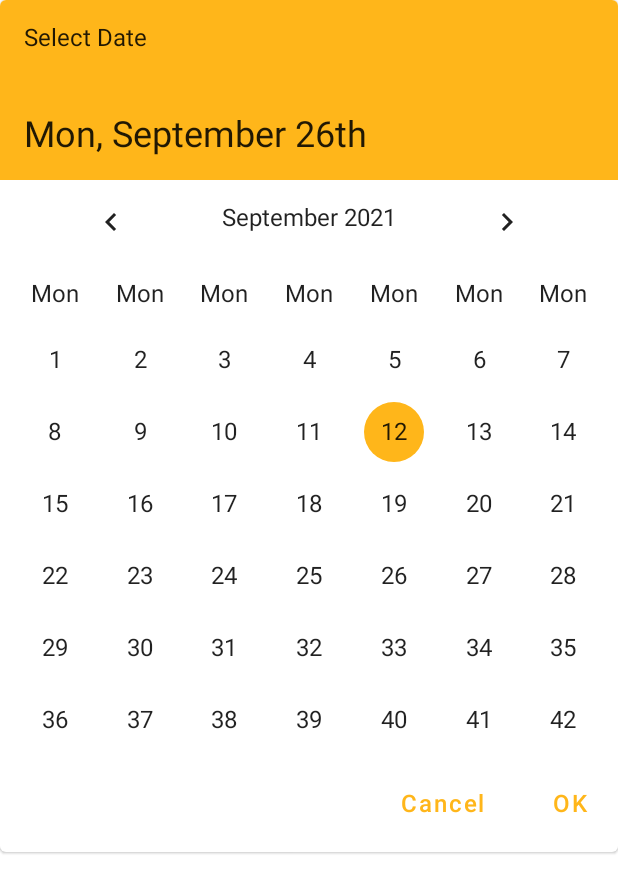
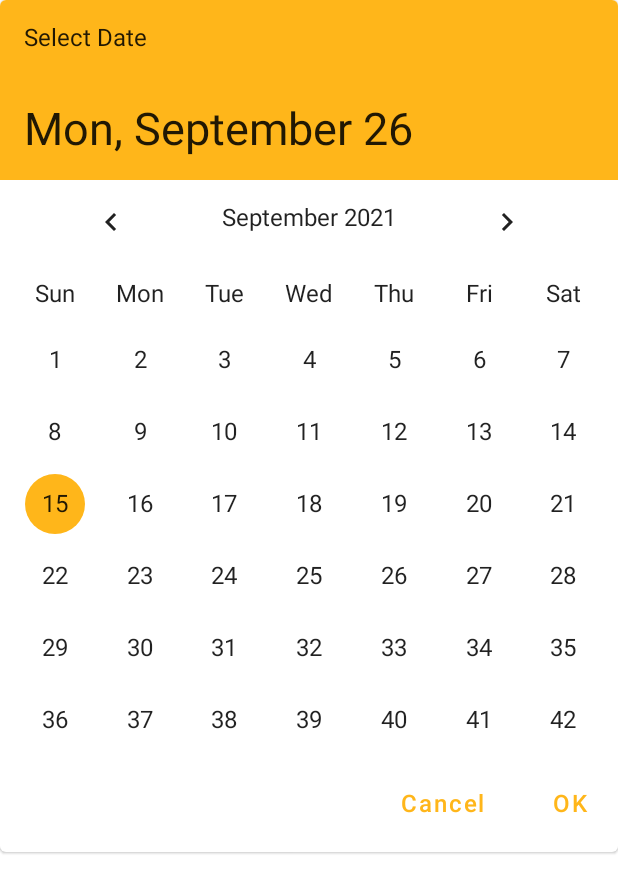
Before and after one commit to helloxmoto11/TrackMyFitness, an Android app built with Jetpack Compose: the composable CustomCalendar shown on its own in the app's theme, on a phone screen of 412 x 824 dp. Shown: the top 893 px of the screen. Run offline under Robolectric (Android 15) with nearby library versions, the phone set to English and light mode, and no system bars.

Commit message:
Still Workin on Calendar

```diff
--- a/app/build.gradle
+++ b/app/build.gradle
@@ -9,6 +9,8 @@ android {
     compileSdk 31
 
     defaultConfig {
+
+
         applicationId "com.manuelcaravantes.trackmyfitness"
         minSdk 26
         targetSdk 30
@@ -86,7 +88,7 @@ dependencies {
     implementation 'androidx.hilt:hilt-navigation-compose:1.0.0-alpha03'
 
     //Navigation
-    implementation "androidx.navigation:navigation-compose:2.4.0-alpha07"
+    implementation "androidx.navigation:navigation-compose:2.4.0-alpha09"
 
     //Coroutines
     implementation 'org.jetbrains.kotlinx:kotlinx-coroutines-android:1.5.0'
--- a/app/src/main/java/com/manuelcaravantes/trackmyfitness/ui/addexercise/AddExerciseScreen.kt
+++ b/app/src/main/java/com/manuelcaravantes/trackmyfitness/ui/addexercise/AddExerciseScreen.kt
@@ -59,7 +59,8 @@ fun AddExerciseScreen(
 
     if (showCalendar) {
         Dialog(onDismissRequest = { showCalendar = false }) {
-            CustomCalendar {
+            CustomCalendar(onNegativeButtonClicked = {},
+                onPositiveButtonClicked = {}) {
                 showCalendar = false
             }
         }
@@ -90,7 +91,7 @@ fun AddExerciseScreen(
                 .fillMaxWidth()
                 .height(8.dp)
         )
-        DateInput(DATE, exercise.date, "Date", onDataChange, {showCalendar = true})
+        DateInput(DATE, exercise.date, "Date", onDataChange, { showCalendar = true })
         TextInputRow(TIME, exercise.time, "Time", onDataChange)
         TextInputRow(DISTANCE, exercise.distance.toString(), "Distance", onDataChange)
         TextInputRow(DETAILS, exercise.details, "Details", onDataChange)
--- a/app/src/main/java/com/manuelcaravantes/trackmyfitness/ui/components/Calendar.kt
+++ /dev/null
@@ -1,142 +0,0 @@
-package com.manuelcaravantes.trackmyfitness.ui.components
-
-import android.content.res.Configuration.UI_MODE_NIGHT_YES
-import androidx.compose.foundation.Canvas
-import androidx.compose.foundation.background
-import androidx.compose.foundation.layout.*
-import androidx.compose.material.*
-import androidx.compose.material.icons.Icons
-import androidx.compose.material.icons.filled.KeyboardArrowLeft
-import androidx.compose.material.icons.filled.KeyboardArrowRight
-import androidx.compose.runtime.Composable
-import androidx.compose.ui.Alignment
-import androidx.compose.ui.Modifier
-import androidx.compose.ui.tooling.preview.Preview
-import androidx.compose.ui.unit.dp
-import androidx.compose.ui.unit.sp
-import com.manuelcaravantes.trackmyfitness.ui.theme.TrackMyFitnessTheme
-
-
-
-@Composable
-fun CustomCalendar(
-    onCancelPressed: () -> Unit
-) {
-    Card() {
-        Column(
-            Modifier
-                .fillMaxWidth()
-        ) {
-            //HEADER
-            Column(
-                Modifier
-                    .fillMaxWidth()
-                    .height(120.dp)
-                    .background(MaterialTheme.colors.secondary)
-                    .padding(16.dp),
-                verticalArrangement = Arrangement.SpaceBetween
-            ) {
-                Text(text = "Select Date", fontSize = 16.sp)
-                Text(text = "Mon, September 26th", fontSize = 24.sp)
-            }
-            Row(
-                Modifier
-                    .fillMaxWidth()
-                    .padding(top = 16.dp, bottom = 16.dp),
-                horizontalArrangement = Arrangement.SpaceEvenly
-            ) {
-                Icon(
-                    imageVector = Icons.Default.KeyboardArrowLeft,
-                    contentDescription = "left arrow"
-                )
-                Text(text = "September 2021")
-                Icon(
-                    imageVector = Icons.Default.KeyboardArrowRight,
-                    contentDescription = "right arrow"
-                )
-            }
-            //CALENDAR DAYS BOX
-            var count = 1
-            Row(
-                Modifier
-                    .fillMaxWidth()
-                    .height(40.dp),
-                horizontalArrangement = Arrangement.SpaceEvenly,
-                verticalAlignment = Alignment.CenterVertically
-            ) {
-                repeat(7) {
-                    Box(
-                        Modifier
-                            .size(40.dp)
-                    ) {
-                        Text(
-                            text = "Mon", modifier = Modifier.align(Alignment.Center)
-                        )
-                    }
-                }
-            }
-
-
-            repeat(6) { row ->
-                Row(
-                    Modifier
-                        .fillMaxWidth()
-                        .height(48.dp),
-                    horizontalArrangement = Arrangement.SpaceEvenly
-                ) {
-                    repeat(7) { day ->
-                        Box(
-                            Modifier
-                                .size(40.dp)
-                                .align(Alignment.CenterVertically)
-
-                        ) {
-                            val color = MaterialTheme.colors.secondary
-                            if (count == 12)
-                            Canvas(modifier = Modifier.fillMaxSize()) {
-                                    drawCircle(color = color)
-                            }
-                            Text(
-                                text = "$count",
-                                modifier = Modifier.align(Alignment.Center)
-                            )
-                        }
-                        count++
-                    }
-                }
-            }
-            //BUTTON FRAME
-            Row(
-                Modifier
-                    .fillMaxWidth()
-                    .padding(top = 8.dp, bottom = 8.dp),
-                horizontalArrangement = Arrangement.End
-            ) {
-                TextButton(onClick = onCancelPressed) {
-                    Text(
-                        text = "Cancel",
-                        fontSize = 16.sp,
-                        color = MaterialTheme.colors.secondary
-                    )
-                }
-                Spacer(modifier = Modifier.width(16.dp))
-                TextButton(onClick = { /*TODO*/ }) {
-                    Text(
-                        text = "OK",
-                        fontSize = 16.sp,
-                        color = MaterialTheme.colors.secondary
-                    )
-                }
-            }
-        }
-    }
-}
-
-@Preview(showBackground = false, uiMode = UI_MODE_NIGHT_YES)
-@Preview(showBackground = false)
-@Composable
-fun PreviewCustomCalendar() {
-    TrackMyFitnessTheme() {
-        CustomCalendar {}
-    }
-}
--- /dev/null
+++ b/app/src/main/java/com/manuelcaravantes/trackmyfitness/ui/components/DatePickerComposable.kt
@@ -0,0 +1,208 @@
+package com.manuelcaravantes.trackmyfitness.ui.components
+
+import android.content.res.Configuration.UI_MODE_NIGHT_YES
+import androidx.compose.foundation.Canvas
+import androidx.compose.foundation.background
+import androidx.compose.foundation.layout.*
+import androidx.compose.material.*
+import androidx.compose.material.icons.Icons
+import androidx.compose.material.icons.filled.KeyboardArrowLeft
+import androidx.compose.material.icons.filled.KeyboardArrowRight
+import androidx.compose.runtime.Composable
+import androidx.compose.ui.Alignment
+import androidx.compose.ui.Modifier
+import androidx.compose.ui.graphics.Color
+import androidx.compose.ui.tooling.preview.Preview
+import androidx.compose.ui.unit.dp
+import androidx.compose.ui.unit.sp
+import com.manuelcaravantes.trackmyfitness.ui.theme.TrackMyFitnessTheme
+import java.time.LocalDate
+
+@Composable
+fun CustomCalendar(
+    headerColor: Color = MaterialTheme.colors.secondary,
+    buttonColor: Color = MaterialTheme.colors.secondary,
+    selectedDayColor: Color = MaterialTheme.colors.secondary,
+    onNegativeButtonClicked: () -> Unit,
+    onPositiveButtonClicked: () -> Unit,
+    onDateSelected: (LocalDate) -> Unit
+) {
+    Card() {
+        Column(
+            Modifier
+                .fillMaxWidth()
+        ) {
+            CalendarHeader(
+                background = headerColor
+            )
+            MonthSelectorRow(
+                onIncrementMonth = { /*TODO*/ },
+                onDecrementMonth = { /*TODO*/ })
+            DayOfWeekRow()
+            DayOfMonthBox(
+                selectedDay = 15,
+                selectedDayColor = selectedDayColor,
+                onDateSelected = { }
+            )
+            ButtonLayout(
+                onNegativeButtonClicked = onNegativeButtonClicked,
+                onPositiveButtonClicked = onPositiveButtonClicked,
+                buttonColor = buttonColor
+            )
+        }
+    }
+}
+
+@Preview(showBackground = false, uiMode = UI_MODE_NIGHT_YES)
+@Preview(showBackground = false)
+@Composable
+fun PreviewCustomCalendar() {
+    TrackMyFitnessTheme() {
+        CustomCalendar(onNegativeButtonClicked = {},
+            onPositiveButtonClicked = {}) {}
+    }
+}
+
+@Composable
+private fun CalendarHeader(
+    background: Color,
+    selectedDate: String = "Mon, September 26"
+) {
+    Column(
+        Modifier
+            .fillMaxWidth()
+            .height(120.dp)
+            .background(MaterialTheme.colors.secondary)
+            .padding(16.dp),
+        verticalArrangement = Arrangement.SpaceBetween
+    ) {
+        Text(text = "Select Date", fontSize = 16.sp)
+        Text(text = selectedDate, fontSize = 30.sp)
+    }
+}
+
+@Composable
+fun MonthSelectorRow(
+    month: String = "September 2021",
+    onIncrementMonth: () -> Unit,
+    onDecrementMonth: () -> Unit
+) {
+    Row(
+        Modifier
+            .fillMaxWidth()
+            .padding(top = 16.dp, bottom = 16.dp),
+        horizontalArrangement = Arrangement.SpaceEvenly
+    ) {
+        Icon(
+            imageVector = Icons.Default.KeyboardArrowLeft,
+            contentDescription = "left arrow"
+        )
+        Text(text = "September 2021")
+        Icon(
+            imageVector = Icons.Default.KeyboardArrowRight,
+            contentDescription = "right arrow"
+        )
+    }
+}
+
+@Composable
+fun DayOfWeekRow() {
+    Row(
+        Modifier
+            .fillMaxWidth()
+            .height(40.dp),
+        horizontalArrangement = Arrangement.SpaceEvenly,
+        verticalAlignment = Alignment.CenterVertically
+    ) {
+        Box(Modifier.size(40.dp)) {
+            Text(text = "Sun", modifier = Modifier.align(Alignment.Center))
+        }
+        Box(Modifier.size(40.dp)) {
+            Text(text = "Mon", modifier = Modifier.align(Alignment.Center))
+        }
+        Box(Modifier.size(40.dp)) {
+            Text(text = "Tue", modifier = Modifier.align(Alignment.Center))
+        }
+        Box(Modifier.size(40.dp)) {
+            Text(text = "Wed", modifier = Modifier.align(Alignment.Center))
+        }
+        Box(Modifier.size(40.dp)) {
+            Text(text = "Thu", modifier = Modifier.align(Alignment.Center))
+        }
+        Box(Modifier.size(40.dp)) {
+            Text(text = "Fri", modifier = Modifier.align(Alignment.Center))
+        }
+        Box(Modifier.size(40.dp)) {
+            Text(text = "Sat", modifier = Modifier.align(Alignment.Center))
+        }
+    }
+}
+
+@Composable
+fun DayOfMonthBox(
+    selectedDay: Int = 12,
+    selectedDayColor: Color,
+    onDateSelected: () -> Unit
+) {
+    var count = 1
+    repeat(6) { row ->
+        Row(
+            Modifier
+                .fillMaxWidth()
+                .height(48.dp),
+            horizontalArrangement = Arrangement.SpaceEvenly
+        ) {
+            repeat(7) { day ->
+                Box(
+                    Modifier
+                        .size(40.dp)
+                        .align(Alignment.CenterVertically)
+
+                ) {
+                    if (count == selectedDay)
+                        Canvas(modifier = Modifier.fillMaxSize()) {
+                            drawCircle(color = selectedDayColor)
+                        }
+                    Text(
+                        text = "$count",
+                        modifier = Modifier.align(Alignment.Center)
+                    )
+                }
+                count++
+            }
+        }
+    }
+}
+
+@Composable
+fun ButtonLayout(
+    negativeButtonText: String = "Cancel",
+    positiveButtonText: String = "OK",
+    onNegativeButtonClicked: () -> Unit,
+    onPositiveButtonClicked: () -> Unit,
+    buttonColor: Color
+) {
+    Row(
+        Modifier
+            .fillMaxWidth()
+            .padding(top = 8.dp, bottom = 8.dp),
+        horizontalArrangement = Arrangement.End
+    ) {
+        TextButton(onClick = onNegativeButtonClicked) {
+            Text(
+                text = negativeButtonText,
+                fontSize = 16.sp,
+                color = buttonColor
+            )
+        }
+        Spacer(modifier = Modifier.width(16.dp))
+        TextButton(onClick = onPositiveButtonClicked) {
+            Text(
+                text = positiveButtonText,
+                fontSize = 16.sp,
+                color = buttonColor
+            )
+        }
+    }
+
+}
--- a/build.gradle
+++ b/build.gradle
@@ -1,7 +1,7 @@
 // Top-level build file where you can add configuration options common to all sub-projects/modules.
 buildscript {
     ext {
-        compose_version = '1.0.1'
+        compose_version = '1.0.2'
     }
     repositories {
         google()
```
Also changed, not shown: app/src/main/java/com/manuelcaravantes/trackmyfitness/data/util/Calendar.kt (added, +41 -0 lines).
